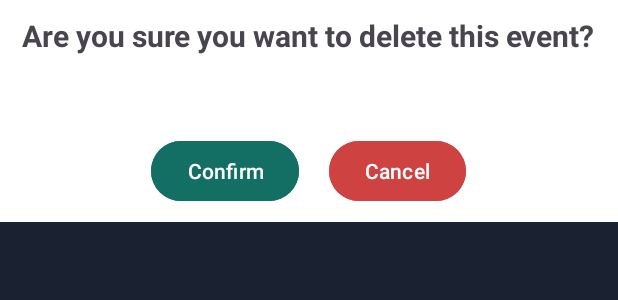
After one commit to CMPUT301F24apiary/Hive, an Android app: the layout fragment_confirm_event_delete.xml on its own in the app's theme, with its tools: preview values and no code run, on a phone screen of 412 x 824 dp. The commit adds this screen. Shown: the top 300 px of the screen. Run offline under Robolectric (Android 15) with nearby library versions, the phone set to English and light mode, and no system bars.

Commit message:
adding comments and cleaning up code

```diff
--- a/app/src/main/AndroidManifest.xml
+++ b/app/src/main/AndroidManifest.xml
@@ -35,8 +35,8 @@
         <activity android:name=".ProfileEditActivity" />
 
         <!-- Admin Event Activities -->
-        <activity android:name=".AdminEventListActivity" />
-        <activity android:name=".AdminEventDetailActivity" />
+        <activity android:name=".AdminEvent.AdminEventListActivity" />
+        <activity android:name=".AdminEvent.AdminEventDetailActivity" />
 
 
     </application>
--- /dev/null
+++ b/app/src/main/java/com/example/hive/AdminEvent/DeleteEventListener.java
@@ -0,0 +1,5 @@
+package com.example.hive.AdminEvent;
+
+public interface DeleteEventListener {
+    public void deleteEvent();
+}
--- a/app/src/main/java/com/example/hive/EventListActivity.java
+++ b/app/src/main/java/com/example/hive/EventListActivity.java
@@ -18,6 +18,8 @@ import android.view.View;
 import android.widget.Button;
 import android.widget.ImageButton;
 import androidx.appcompat.app.AppCompatActivity;
+
+import com.example.hive.AdminEvent.AdminEventListActivity;
 
 public class EventListActivity extends AppCompatActivity {
 
--- a/app/src/main/java/com/example/hive/MainActivity.java
+++ b/app/src/main/java/com/example/hive/MainActivity.java
@@ -10,6 +10,8 @@ import androidx.appcompat.app.AppCompatActivity;
 import androidx.core.graphics.Insets;
 import androidx.core.view.ViewCompat;
 import androidx.core.view.WindowInsetsCompat;
+
+import com.example.hive.AdminEvent.AdminEventListActivity;
 
 public class MainActivity extends AppCompatActivity {
 
--- a/app/src/main/res/layout/activity_admin_event_detail.xml
+++ b/app/src/main/res/layout/activity_admin_event_detail.xml
@@ -5,7 +5,7 @@
     android:id="@+id/main"
     android:layout_width="match_parent"
     android:layout_height="match_parent"
-    tools:context=".AdminEventDetailActivity">
+    tools:context=".AdminEvent.AdminEventDetailActivity">
 
     <TextView
         android:id="@+id/textView"
--- a/app/src/main/res/layout/activity_admin_event_list.xml
+++ b/app/src/main/res/layout/activity_admin_event_list.xml
@@ -5,7 +5,7 @@
     android:id="@+id/main"
     android:layout_width="match_parent"
     android:layout_height="match_parent"
-    tools:context=".AdminEventListActivity">
+    tools:context=".AdminEvent.AdminEventListActivity">
 
     <TextView
         android:id="@+id/event_list_loading_text"
--- /dev/null
+++ b/app/src/main/res/layout/fragment_confirm_event_delete.xml
@@ -0,0 +1,49 @@
+<?xml version="1.0" encoding="utf-8"?>
+<FrameLayout xmlns:android="http://schemas.android.com/apk/res/android"
+    xmlns:tools="http://schemas.android.com/tools"
+    android:layout_width="match_parent"
+    android:layout_height="wrap_content"
+    android:background="@color/white"
+    android:padding="10dp"
+    tools:context=".AdminEvent.ConfirmEventDelete">
+
+    <TextView
+        android:id="@+id/event_delete_confirm_text"
+        android:layout_width="wrap_content"
+        android:layout_height="wrap_content"
+        android:layout_gravity="center|top"
+        android:layout_marginBottom="80dp"
+        android:text="@string/confirm_delete_event_text"
+        android:textAlignment="center"
+        android:textSize="20sp"
+        android:textStyle="bold" />
+
+    <LinearLayout
+        android:layout_width="wrap_content"
+        android:layout_height="wrap_content"
+        android:layout_gravity="bottom|center"
+        android:layout_marginTop="80dp"
+        android:orientation="horizontal">
+
+        <Button
+            android:id="@+id/event_confirm_deletion_button"
+            android:layout_width="wrap_content"
+            android:layout_height="wrap_content"
+            android:layout_gravity="bottom|center"
+            android:backgroundTint="@color/mainGreen"
+            android:text="@string/button_confirm_text" />
+
+        <Space
+            android:layout_width="20dp"
+            android:layout_height="wrap_content" />
+
+        <Button
+            android:id="@+id/event_cancel_deletion_button"
+            android:layout_width="wrap_content"
+            android:layout_height="wrap_content"
+            android:layout_gravity="bottom|center"
+            android:backgroundTint="@color/mainRed"
+            android:text="@string/button_cancel_text" />
+    </LinearLayout>
+
+</FrameLayout>
--- a/app/src/main/res/values/strings.xml
+++ b/app/src/main/res/values/strings.xml
@@ -11,4 +11,9 @@
     <string name="cost_sort_icon_text" />
     <string name="sort_by_text">Sort:</string>
     <string name="delete_event_text">Delete Event</string>
+    <!-- TODO: Remove or change this placeholder text -->
+    <string name="hello_blank_fragment">Hello blank fragment</string>
+    <string name="button_confirm_text">Confirm</string>
+    <string name="button_cancel_text">Cancel</string>
+    <string name="confirm_delete_event_text">Are you sure you want to delete this event?</string>
 </resources>
```
Also changed, not shown: app/src/main/java/com/example/hive/AdminEvent/AdminEventDetailActivity.java (added, +128 -0 lines), app/src/main/java/com/example/hive/AdminEvent/AdminEventListActivity.java (renamed from app/src/main/java/com/example/hive/AdminEventListActivity.java, +27 -62 lines), app/src/main/java/com/example/hive/AdminEvent/AdminEventListAdapter.java (renamed from app/src/main/java/com/example/hive/AdminEventListAdapter.java, +4 -5 lines), app/src/main/java/com/example/hive/AdminEvent/ConfirmEventDelete.java (added, +79 -0 lines), app/src/main/java/com/example/hive/AdminEventDetailActivity.java (deleted, +0 -69 lines), app/src/main/java/com/example/hive/Controllers/AdminEventListController.java (+17 -8 lines).
